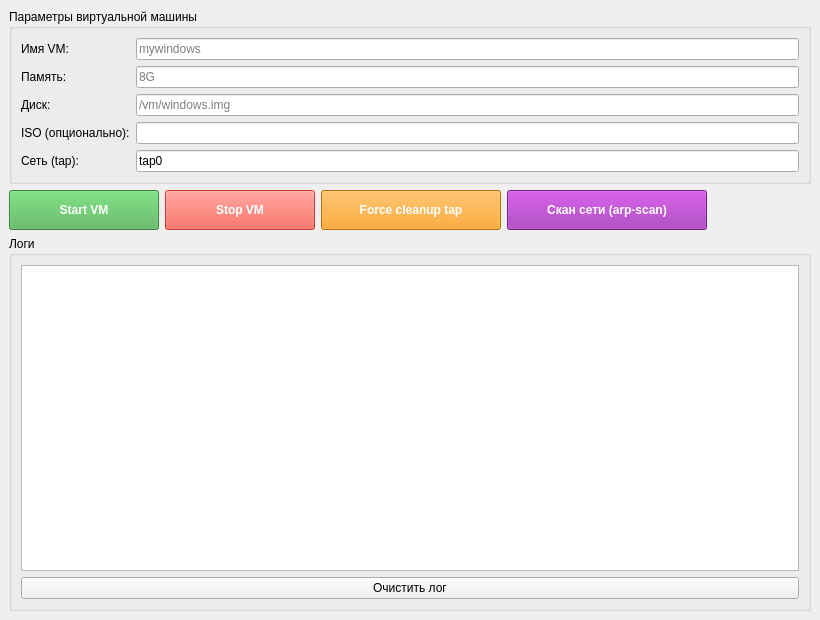
First picture: the form in mainwindow.ui, repository definitly486/VMrunGui, before the edit.
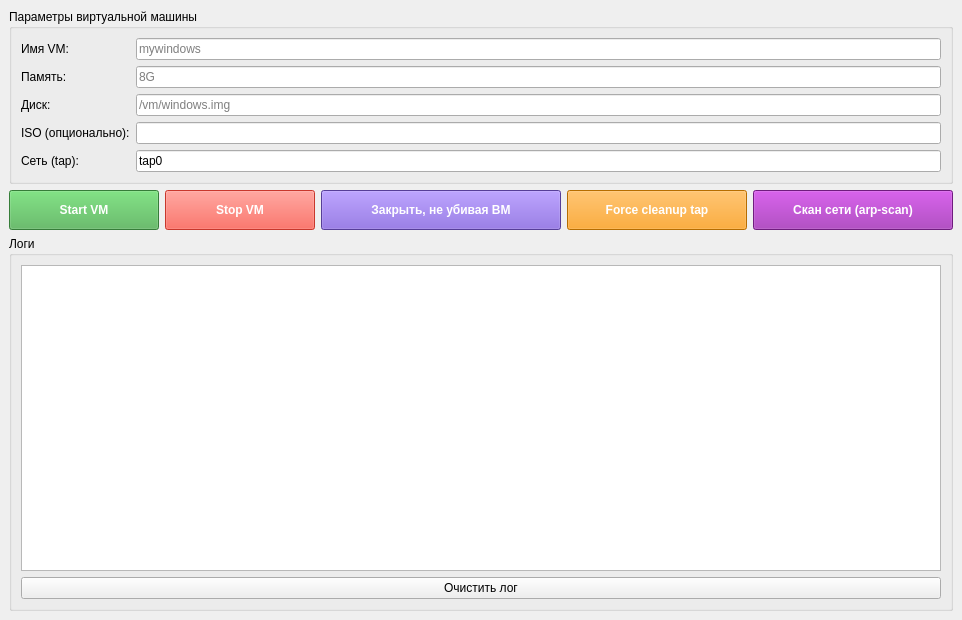
Second picture: the form after the edit. Icons and pictures are not drawn.

Commit message: изменено:      .gitignore 	удалено:       Makefile 	изменено:      mainwindow.cpp 	изменено:      mainwindow.h 	изменено:      mainwindow.ui

```diff
--- a/mainwindow.ui
+++ b/mainwindow.ui
@@ -6,7 +6,7 @@
    <rect>
     <x>0</x>
     <y>0</y>
-    <width>820</width>  <!-- чуть расширил окно, чтобы всё влезло красиво -->
+    <width>900</width>   <!-- чуть расширил, чтобы всё идеально влезло -->
     <height>620</height>
    </rect>
   </property>
@@ -146,6 +146,40 @@
         </property>
        </widget>
       </item>
+
+      <!-- НОВАЯ КНОПКА: Закрыть без остановки ВМ -->
+      <item>
+       <widget class="QPushButton" name="pushButton_closeWithoutKilling">
+        <property name="minimumSize">
+         <size>
+          <width>240</width>
+          <height>40</height>
+         </size>
+        </property>
+        <property name="font">
+         <font>
+          <weight>75</weight>
+          <bold>true</bold>
+         </font>
+        </property>
+        <property name="styleSheet">
+         <string notr="true">
+background-color: #7957D5;
+color: white;
+         </string>
+        </property>
+        <property name="text">
+         <string>Закрыть, не убивая ВМ</string>
+        </property>
+        <property name="toolTip">
+         <string>Закрывает окно программы, но виртуальная машина продолжает работать в фоне</string>
+        </property>
+        <property name="visible">
+         <bool>false</bool>   <!-- по умолчанию скрыта, пока ВМ не запущена -->
+        </property>
+       </widget>
+      </item>
+
       <item>
        <widget class="QPushButton" name="pushButton_cleanupTap">
         <property name="minimumSize">
```
Left out of the diff: 9 changed lines with no effect on the pictures. The commit also changes 4 other files.
